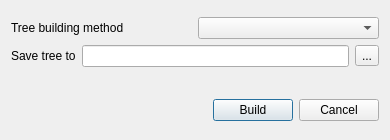
Qt form src/corelibs/U2View/src/phyltree/ui/CreatePhyTreeDialog.ui (violethaze74/ugene) before a commit.
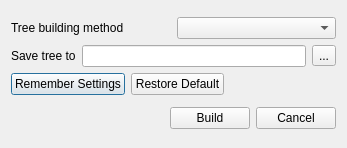
The same form after that commit.

Commit message: UGENE-173: saving sattings in the phy tree dialog between it's launches and expertdiscovery plugin

```diff
--- a/src/corelibs/U2View/src/phyltree/ui/CreatePhyTreeDialog.ui
+++ b/src/corelibs/U2View/src/phyltree/ui/CreatePhyTreeDialog.ui
@@ -6,8 +6,8 @@
    <rect>
     <x>0</x>
     <y>0</y>
-    <width>390</width>
-    <height>140</height>
+    <width>347</width>
+    <height>148</height>
    </rect>
   </property>
   <property name="sizePolicy">
@@ -66,25 +66,40 @@
        </item>
       </layout>
      </item>
-    </layout>
-   </item>
-   <item row="1" column="0">
-    <spacer name="verticalSpacer">
+     <item>
+      <layout class="QHBoxLayout" name="horizontalLayout_7">
+       <item>
+        <widget class="QPushButton" name="storeSettings">
+         <property name="text">
+          <string>Remember Settings</string>
+         </property>
+        </widget>
+       </item>
+       <item>
+        <widget class="QPushButton" name="restoreSettings">
+         <property name="text">
+          <string>Restore Default</string>
+         </property>
+        </widget>
+       </item>
+       <item>
+        <spacer name="horizontalSpacer_4">
      <property name="orientation">
-      <enum>Qt::Vertical</enum>
-     </property>
-     <property name="sizeType">
-      <enum>QSizePolicy::Fixed</enum>
+          <enum>Qt::Horizontal</enum>
      </property>
      <property name="sizeHint" stdset="0">
       <size>
-       <width>20</width>
+           <width>40</width>
        <height>20</height>
       </size>
      </property>
     </spacer>
    </item>
-   <item row="2" column="0">
+      </layout>
+     </item>
+    </layout>
+   </item>
+   <item row="1" column="0">
     <layout class="QHBoxLayout" name="horizontalLayout_3">
      <item>
       <spacer name="horizontalSpacer">
```
Lines whose indentation alone changed are shown as unchanged. The commit also changes 11 other files.
